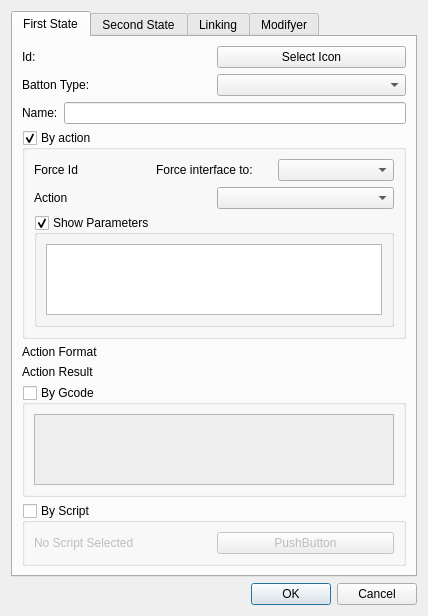
Old version of the form src/GuiXYZ_VariableButtonDataDialog.ui in the repository fedetony/GUI_XYZ_GImage.
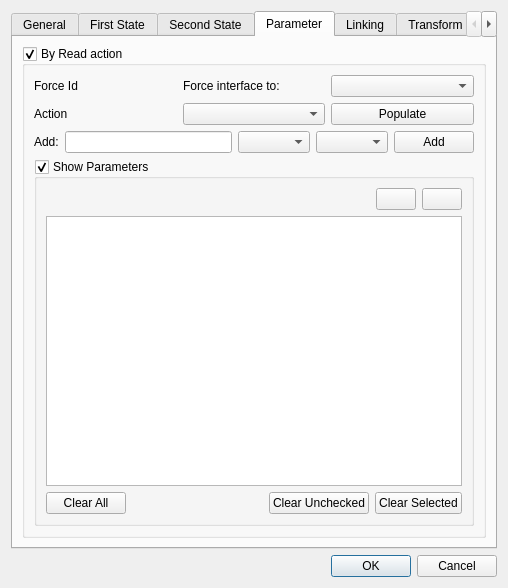
New version of the form. The open tabs and pages were chosen to show the change. Icons and pictures are not drawn.

Diff of the .ui file:
```diff
--- a/src/GuiXYZ_VariableButtonDataDialog.ui
+++ b/src/GuiXYZ_VariableButtonDataDialog.ui
@@ -6,7 +6,7 @@
    <rect>
     <x>0</x>
     <y>0</y>
-    <width>428</width>
+    <width>508</width>
     <height>586</height>
    </rect>
   </property>
@@ -19,7 +19,64 @@
      <property name="currentIndex">
       <number>0</number>
      </property>
-     <widget class="QWidget" name="tabWidget_VBDFPage1">
+     <widget class="QWidget" name="tabWidget_VBDF_General">
+      <attribute name="title">
+       <string>General</string>
+      </attribute>
+      <layout class="QGridLayout" name="gridLayout">
+       <item row="2" column="0">
+        <spacer name="verticalSpacer">
+         <property name="orientation">
+          <enum>Qt::Vertical</enum>
+         </property>
+         <property name="sizeHint" stdset="0">
+          <size>
+           <width>20</width>
+           <height>40</height>
+          </size>
+         </property>
+        </spacer>
+       </item>
+       <item row="1" column="0">
+        <widget class="QGroupBox" name="groupBox_VBDD_General">
+         <property name="title">
+          <string>GroupBox</string>
+         </property>
+         <layout class="QVBoxLayout" name="verticalLayout_15">
+          <item>
+           <layout class="QHBoxLayout" name="horizontalLayout">
+            <item>
+             <widget class="QLabel" name="label_VBDD_Name">
+              <property name="text">
+               <string>Name:</string>
+              </property>
+             </widget>
+            </item>
+            <item>
+             <widget class="QLineEdit" name="lineEdit_VBDD_Name"/>
+            </item>
+           </layout>
+          </item>
+          <item>
+           <layout class="QHBoxLayout" name="horizontalLayout_13">
+            <item>
+             <widget class="QLabel" name="label_VBDD_kind">
+              <property name="text">
+               <string>Batton Kind:</string>
+              </property>
+             </widget>
+            </item>
+            <item>
+             <widget class="QComboBox" name="comboBox_VBDD_batton_kind"/>
+            </item>
+           </layout>
+          </item>
+         </layout>
+        </widget>
+       </item>
+      </layout>
+     </widget>
+     <widget class="QWidget" name="tabWidget_VBDF_First_State">
       <attribute name="title">
        <string>First State</string>
       </attribute>
@@ -60,20 +117,6 @@
          </item>
         </layout>
        </item>
-       <item>
-        <layout class="QHBoxLayout" name="horizontalLayout">
-         <item>
-          <widget class="QLabel" name="label_VBDD_Name">
-           <property name="text">
-            <string>Name:</string>
-           </property>
-          </widget>
-         </item>
-         <item>
-          <widget class="QLineEdit" name="lineEdit_VBDD_Name"/>
-         </item>
-        </layout>
-       </item>
        <item>
         <widget class="QGroupBox" name="groupBox_VBDD_byaction">
          <property name="title">
@@ -393,7 +436,212 @@
        </item>
       </layout>
      </widget>
-     <widget class="QWidget" name="tabWidget_VBDFPage3">
+     <widget class="QWidget" name="tabWidget_VBDF_Parameter">
+      <attribute name="title">
+       <string>Parameter</string>
+      </attribute>
+      <layout class="QVBoxLayout" name="verticalLayout_16">
+       <item>
+        <widget class="QGroupBox" name="groupBox_VBPD_byRead">
+         <property name="title">
+          <string>By Read action</string>
+         </property>
+         <property name="checkable">
+          <bool>true</bool>
+         </property>
+         <layout class="QVBoxLayout" name="verticalLayout_17">
+          <item>
+           <layout class="QHBoxLayout" name="horizontalLayout_14">
+            <item>
+             <widget class="QLabel" name="label_VBPD_CHid">
+              <property name="text">
+               <string>Force Id</string>
+              </property>
+             </widget>
+            </item>
+            <item>
+             <widget class="QLabel" name="label_VBPD_Force_id">
+              <property name="text">
+               <string>Force interface to:</string>
+              </property>
+             </widget>
+            </item>
+            <item>
+             <widget class="QComboBox" name="comboBox_VBPD_CHid"/>
+            </item>
+           </layout>
+          </item>
+          <item>
+           <layout class="QHBoxLayout" name="horizontalLayout_15">
+            <item>
+             <widget class="QLabel" name="label_VBPD_action">
+              <property name="text">
+               <string>Action</string>
+              </property>
+             </widget>
+            </item>
+            <item>
+             <widget class="QComboBox" name="comboBox_VBPD_action"/>
+            </item>
+            <item>
+             <widget class="QPushButton" name="pushButton_VBPD_Populate">
+              <property name="text">
+               <string>Populate</string>
+              </property>
+             </widget>
+            </item>
+           </layout>
+          </item>
+          <item>
+           <layout class="QHBoxLayout" name="horizontalLayout_16">
+            <item>
+             <widget class="QLabel" name="label_VBPD_Add">
+              <property name="text">
+               <string>Add:</string>
+              </property>
+             </widget>
+            </item>
+            <item>
+             <widget class="QLineEdit" name="lineEdit_VBPD_Add_Param"/>
+            </item>
+            <item>
+             <widget class="QComboBox" name="comboBox_VBPD_Add_Param_DB"/>
+            </item>
+            <item>
+             <widget class="QComboBox" name="comboBox_VBPD_Add_Param_Op"/>
+            </item>
+            <item>
+             <widget class="QPushButton" name="pushButton_VBPD_Add_Param">
+              <property name="text">
+               <string>Add</string>
+              </property>
+             </widget>
+            </item>
+           </layout>
+          </item>
+          <item>
+           <widget class="QGroupBox" name="groupBox_VBPD_Parameters">
+            <property name="title">
+             <string>Show Parameters</string>
+            </property>
+            <property name="checkable">
+             <bool>true</bool>
+            </property>
+            <layout class="QVBoxLayout" name="verticalLayout_14">
+             <item>
+              <layout class="QHBoxLayout" name="horizontalLayout_18">
+               <item>
+                <spacer name="horizontalSpacer_2">
+                 <property name="orientation">
+                  <enum>Qt::Horizontal</enum>
+                 </property>
+                 <property name="sizeHint" stdset="0">
+                  <size>
+                   <width>40</width>
+                   <height>20</height>
+                  </size>
+                 </property>
+                </spacer>
+               </item>
+               <item>
+                <spacer name="horizontalSpacer_3">
+                 <property name="orientation">
+                  <enum>Qt::Horizontal</enum>
+                 </property>
+                 <property name="sizeHint" stdset="0">
+                  <size>
+                   <width>40</width>
+                   <height>20</height>
+                  </size>
+                 </property>
+                </spacer>
+               </item>
+               <item>
+                <widget class="QPushButton" name="pushButton_VBPD_check_all">
+                 <property name="text">
+                  <string/>
+                 </property>
+                 <property name="icon">
+                  <iconset>
+                   <normaloff>img/User-Interface-Checked-Checkbox-icon.png</normaloff>img/User-Interface-Checked-Checkbox-icon.png</iconset>
+                 </property>
+                </widget>
+               </item>
+               <item>
+                <widget class="QPushButton" name="pushButton_VBPD_uncheck_all">
+                 <property name="text">
+                  <string/>
+                 </property>
+                 <property name="icon">
+                  <iconset>
+                   <normaloff>img/User-Interface-Unchecked-Checkbox-icon.png</normaloff>img/User-Interface-Unchecked-Checkbox-icon.png</iconset>
+                 </property>
+                </widget>
+               </item>
+              </layout>
+             </item>
+             <item>
+              <widget class="QTableWidget" name="tableWidget_VBPD_parameters"/>
+             </item>
+             <item>
+              <layout class="QHBoxLayout" name="horizontalLayout_17">
+               <item>
+                <widget class="QPushButton" name="pushButton_VBPD_clear">
+                 <property name="text">
+                  <string>Clear All</string>
+                 </property>
+                 <property name="icon">
+                  <iconset>
+                   <normaloff>img/bin-red-full-icon.png</normaloff>img/bin-red-full-icon.png</iconset>
+                 </property>
+                </widget>
+               </item>
+               <item>
+                <spacer name="horizontalSpacer">
+                 <property name="orientation">
+                  <enum>Qt::Horizontal</enum>
+                 </property>
+                 <property name="sizeHint" stdset="0">
+                  <size>
+                   <width>40</width>
+                   <height>20</height>
+                  </size>
+                 </property>
+                </spacer>
+               </item>
+               <item>
+                <widget class="QPushButton" name="pushButton_VBPD_clear_unchecked">
+                 <property name="text">
+                  <string>Clear Unchecked</string>
+                 </property>
+                 <property name="icon">
+                  <iconset>
+                   <normaloff>img/trash-icon.png</normaloff>img/trash-icon.png</iconset>
+                 </property>
+                </widget>
+               </item>
+               <item>
+                <widget class="QPushButton" name="pushButton_VBPD_clear_selected">
+                 <property name="text">
+                  <string>Clear Selected</string>
+                 </property>
+                 <property name="icon">
+                  <iconset>
+                   <normaloff>img/Clear-icon.png</normaloff>img/Clear-icon.png</iconset>
+                 </property>
+                </widget>
+               </item>
+              </layout>
+             </item>
+            </layout>
+           </widget>
+          </item>
+         </layout>
+        </widget>
+       </item>
+      </layout>
+     </widget>
+     <widget class="QWidget" name="tabWidget_VBDF_Linking">
       <attribute name="title">
        <string>Linking</string>
       </attribute>
@@ -426,7 +674,7 @@
      </widget>
      <widget class="QWidget" name="tabWidget_VBDFPage4">
       <attribute name="title">
-       <string>Modifyer</string>
+       <string>Transform</string>
       </attribute>
       <layout class="QVBoxLayout" name="verticalLayout_10">
        <item>
@@ -497,6 +745,11 @@
        </item>
       </layout>
      </widget>
+     <widget class="QWidget" name="tabWidget_VBDF_Visualize">
+      <attribute name="title">
+       <string>Visualize</string>
+      </attribute>
+     </widget>
     </widget>
    </item>
    <item>
```
Left out of the diff: 23 changed lines with no effect on the pictures.
